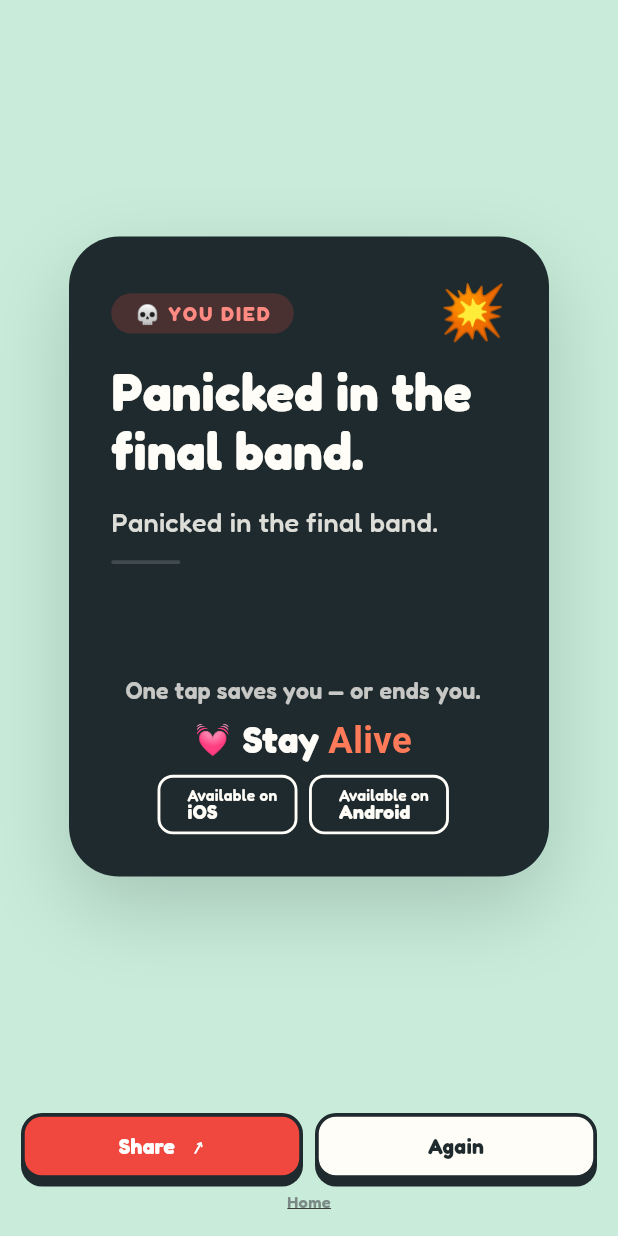
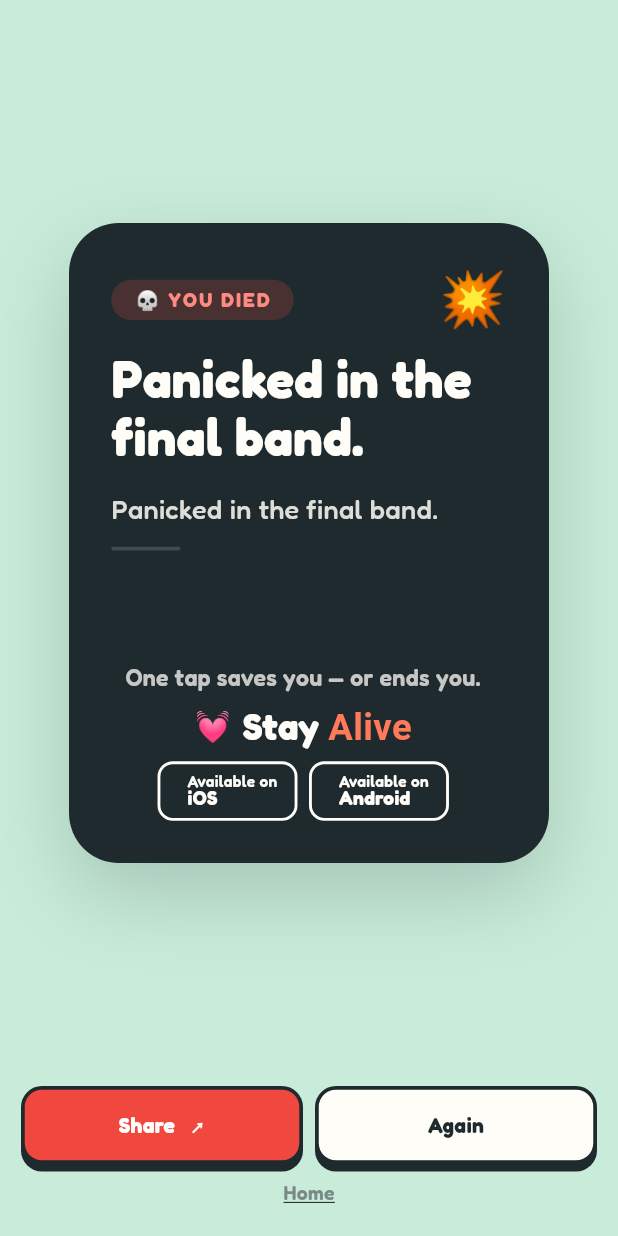
Before and after one commit to amanshrm123/save-my-life, a Flutter app: the OutcomeCardScreen screen opened directly with empty values, on a phone screen of 412 x 824 dp. Run offline on Flutter 3.47's test engine with Material 3 defaults, Android fonts, the phone set to English and light mode, and no system bars; our stand-ins replace audioplayers, flutter_local_notifications, flutter_riverpod, flutter_timezone, sentry_flutter, share_plus and 2 more; accounts and stored records are empty; network calls fail.

Commit message:
Grow Outcome Card actions row, shallow the Share arrow (design v1 Rev 4)
Founder-requested polish pass on the Outcome Card's Share/Again/Home
row:

- Share/Again: 44dp -> 52dp height, height only. A proportional
  borderRadius/shadow scale-up (14->16, 5->6) was tried and rejected --
  it made these buttons both taller AND rounder than every other
  button in the app, including Home screen's own hero Play button.
  Height-only keeps this the same sticker-button "pattern," just one
  step taller.
- Share's trailing arrow: -pi/3 (60 deg) -> -pi/4 (45 deg), still
  tilting up-and-to-the-right, just shallower.
- Home link stays a plain text link (explicitly not converted to a
  third sticker button) -- just bigger: vertical padding 4 -> 8dp,
  local fontSize override 11 -> 13dp (the shared `ghostLink` constant
  itself is untouched, so its other two call sites are unaffected).

Caught in review: the "checkoutmark Shared" toast's hardcoded
Positioned(bottom: 62) doesn't derive from the row's actual layout, so
growing the row moved the buttons up underneath it -- confirmed via
tester.getRect() that it clipped the top of both buttons' label text.
Re-derived to bottom: 88 by measuring the real rendered rects (a hand-
calculated first attempt was still off), with a new regression test
asserting the toast rect never overlaps a StickerButton rect.

docs/design/outcome-story-cards-v1.md gets a Revision 4 entry
recording all three decisions (with inline supersede-notes at the
original R2.2/R2.3 sections) -- the doc had documented the old 44/
60deg/pad-4 values as deliberate, so this keeps it in sync rather than
leaving it silently contradicted.

App Store/Play Store icon usage on this screen was also raised as a
discovery item (separately) -- researched and deferred: both stores'
brand guidelines explicitly prohibit using the bare icon without their
full official badge, and this app has no live store listing on either
platform yet for a badge to link to. Not implemented, no code change.

Co-Authored-By: Claude Sonnet 5 <noreply@anthropic.com>

```diff
--- a/lib/core/widgets/sticker_button.dart
+++ b/lib/core/widgets/sticker_button.dart
@@ -101,8 +101,8 @@ class _StickerButtonState extends State<StickerButton>
 
   /// The button's text content — a bare centered [Text] by default, or (when
   /// [StickerButton.showTrailingArrow] is set) a [Row] with the label
-  /// followed by a 6dp gap and a "→" rotated -60° (`-pi/3`, design v1
-  /// Revision 2 §R2.3) to tilt it up-and-to-the-right. The arrow shares the
+  /// followed by a 6dp gap and a "→" rotated -45° (`-pi/4`, design v1
+  /// Revision 4 §R4.2) to tilt it up-and-to-the-right. The arrow shares the
   /// label's color/font, but never its `shadows:` — a straight-down text
   /// shadow rotates along with `Transform.rotate`, which would visibly
   /// mismatch the label's own un-rotated shadow, so the arrow is always
@@ -129,7 +129,7 @@ class _StickerButtonState extends State<StickerButton>
       children: [
         Text(widget.label, style: labelStyle),
         const SizedBox(width: 6),
-        Transform.rotate(angle: -pi / 3, child: Text('→', style: baseStyle)),
+        Transform.rotate(angle: -pi / 4, child: Text('→', style: baseStyle)),
       ],
     );
   }
--- a/lib/features/outcome/presentation/outcome_card_screen.dart
+++ b/lib/features/outcome/presentation/outcome_card_screen.dart
@@ -367,18 +367,33 @@ class _OutcomeCardScreenState extends ConsumerState<OutcomeCardScreen>
                     GestureDetector(
                       onTap: _onHome,
                       behavior: HitTestBehavior.opaque,
-                      child: const Padding(
-                        padding: EdgeInsets.symmetric(vertical: 4),
-                        child: Text('Home', style: AppTypography.ghostLink),
+                      child: Padding(
+                        padding: const EdgeInsets.symmetric(vertical: 8),
+                        // `ghostLink` itself stays at its shared 11dp size
+                        // (also used by "Skip for now"/"More…" elsewhere,
+                        // design v1 Revision 4 §R4.3) — this local
+                        // `.copyWith` bumps only this Home link to 13dp.
+                        child: Text(
+                          'Home',
+                          style: AppTypography.ghostLink.copyWith(fontSize: 13),
+                        ),
                       ),
                     ),
                   ],
                 ),
+                // `bottom: 88` (design v1 Revision 4 §R4.1, up from 62) —
+                // clears the grown Share/Again buttons' top edge entirely
+                // (verified against `tester.getRect()` in
+                // outcome_card_share_sheet_test.dart's overlap regression
+                // test, not just hand-derived arithmetic, which is what
+                // produced this pass's first, still-overlapping attempt at
+                // this value). Re-derive the same way — measure the real
+                // rendered rects — if this row's sizing ever changes again.
                 if (_toastVisible)
                   const Positioned(
                     left: 14,
                     right: 14,
-                    bottom: 62,
+                    bottom: 88,
                     child: ToastPill(text: '✓ Shared'),
                   ),
               ],
@@ -505,9 +520,10 @@ class _ActionsRow extends StatelessWidget {
             textColor: shareText,
             labelShadow: AppColors.ink,
             showLabelTextShadow: false,
-            height: 44,
-            borderRadius: 14,
-            restShadowOffset: 5,
+            // 52dp, height only — borderRadius/restShadowOffset stay at
+            // this widget's own defaults (14/5), matching every other
+            // button in the app (design v1 Revision 4 §R4.1).
+            height: 52,
             showTrailingArrow: true,
             enabled: shareEnabled,
             onPressed: onShare,
@@ -523,9 +539,8 @@ class _ActionsRow extends StatelessWidget {
             textColor: AppColors.ink,
             labelShadow: AppColors.ink,
             showLabelTextShadow: false,
-            height: 44,
-            borderRadius: 14,
-            restShadowOffset: 5,
+            // 52dp alongside Share — see the Share button above.
+            height: 52,
             onPressed: onAgain,
           ),
         ),
```
Also changed, not shown: 4 other files.
